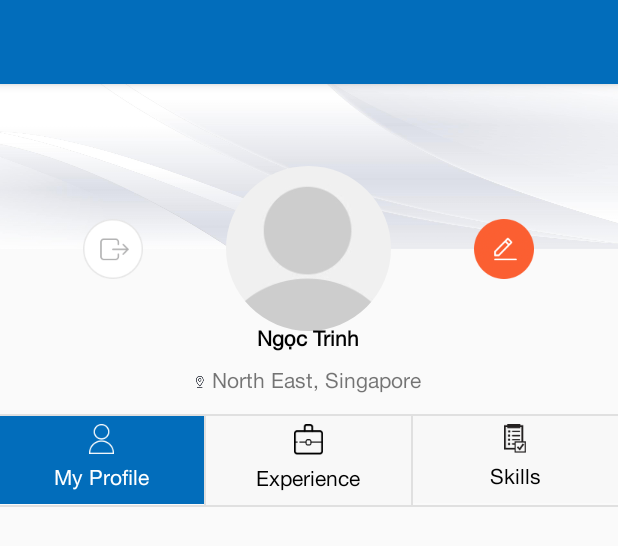
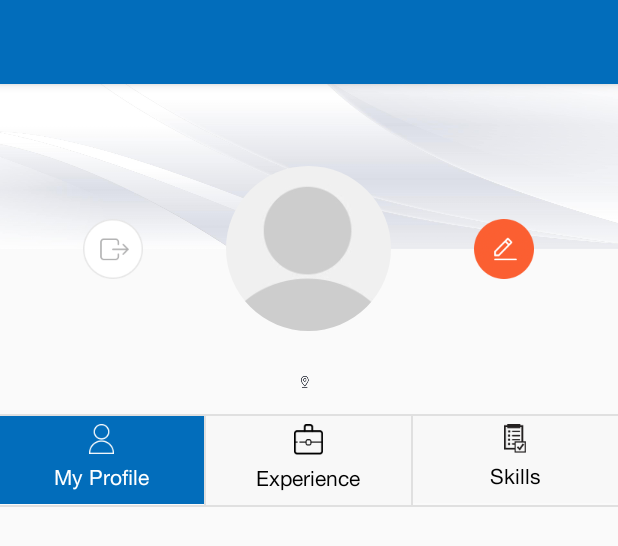
Before and after one commit to lyxuansang91/JobNow, an Android app: the layout fragment_profile.xml on its own in the app's theme, with its tools: preview values and no code run, on a phone screen of 412 x 824 dp. Shown: the top 546 px of the screen. Run offline under Robolectric (Android 15) with nearby library versions, the phone set to English and light mode, and no system bars.

Commit message:
clear text

```diff
--- a/app/src/main/res/layout/activity_login.xml
+++ b/app/src/main/res/layout/activity_login.xml
@@ -17,7 +17,6 @@
         android:gravity="left|center_vertical"
         android:hint="@string/email"
         android:imeOptions="actionNext"
-        android:text="Manh.it.it.it@gmail.com"
         android:inputType="textEmailAddress"
         android:padding="10dp"
         android:singleLine="true"
@@ -31,7 +30,6 @@
         android:background="@drawable/bg_btn_info"
         android:gravity="left|center_vertical"
         android:hint="@string/password"
-        android:text="12345678"
         android:imeOptions="actionDone"
         android:padding="10dp"
         android:inputType="textPassword"
--- a/app/src/main/res/layout/fragment_profile.xml
+++ b/app/src/main/res/layout/fragment_profile.xml
@@ -68,11 +68,11 @@
             android:layout_toRightOf="@+id/img_avatar">
 
             <ImageView
+                android:id="@+id/ivEditProfile"
                 android:layout_width="wrap_content"
                 android:layout_height="wrap_content"
                 android:layout_centerInParent="true"
-                android:src="@mipmap/ic_edit"
-                android:id="@+id/ivEditProfile" />
+                android:src="@mipmap/ic_edit" />
         </RelativeLayout>
 
         <TextView
@@ -83,7 +83,6 @@
             android:layout_centerHorizontal="true"
             android:layout_marginBottom="5dp"
             android:drawablePadding="5dp"
-            android:text="Ngọc Trinh"
             android:textColor="@color/black"
             android:textStyle="bold" />
 
@@ -95,8 +94,7 @@
             android:layout_centerHorizontal="true"
             android:layout_marginBottom="10dp"
             android:drawableLeft="@mipmap/ic_location"
-            android:drawablePadding="5dp"
-            android:text="North East, Singapore" />
+            android:drawablePadding="5dp" />
     </RelativeLayout>
 
     <View
```
